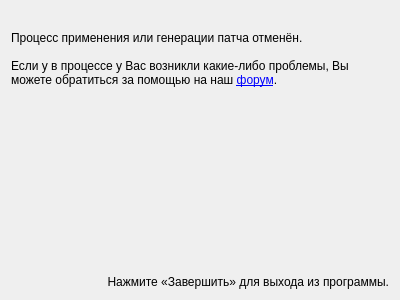
Qt form game-specific/Metroid Prime 3/Patcher/wizard/ui/CanceledPage.ui (mbystryantsev/consolgames-tools) before a commit.
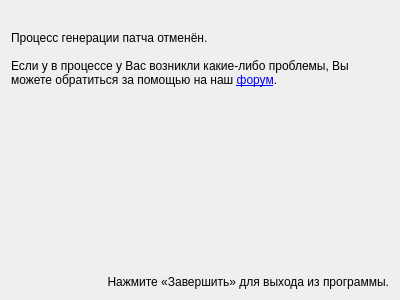
The same form after that commit.

Commit message: MP3C: Patcher: Changed cancel page text

```diff
--- a/game-specific/Metroid Prime 3/Patcher/wizard/ui/CanceledPage.ui
+++ b/game-specific/Metroid Prime 3/Patcher/wizard/ui/CanceledPage.ui
@@ -30,7 +30,7 @@
    <item>
     <widget class="QLabel" name="label_2">
      <property name="text">
-      <string>Процесс применения или генерации патча отменён.&lt;br/&gt;
+      <string>Процесс генерации патча отменён.&lt;br/&gt;
 &lt;br/&gt;
 Если у в процессе у Вас возникли какие-либо проблемы, Вы можете обратиться за помощью на наш &lt;a href=&quot;http://consolgames.ru/forum/index.php?showtopic=204&quot;&gt;форум&lt;/a&gt;.</string>
      </property>
```
